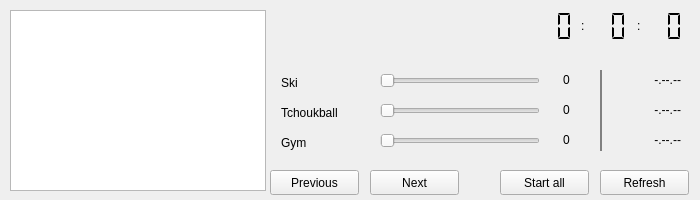
This is int_command.ui in lmunier/robop_gc_2019 as Qt 5 draws it before an edit. The edited form follows.
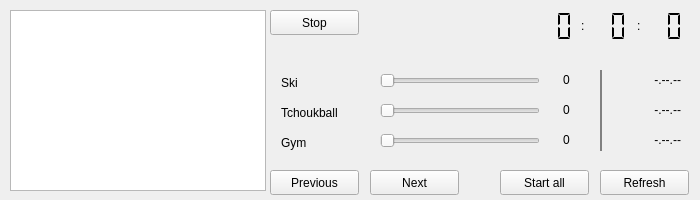
This is the edited form.

Commit message: Add stop_all button.

```diff
--- a/int_command.ui
+++ b/int_command.ui
@@ -463,6 +463,19 @@
     <enum>Qt::Vertical</enum>
    </property>
   </widget>
+  <widget class="QPushButton" name="button_stop">
+   <property name="geometry">
+    <rect>
+     <x>270</x>
+     <y>10</y>
+     <width>89</width>
+     <height>25</height>
+    </rect>
+   </property>
+   <property name="text">
+    <string>Stop</string>
+   </property>
+  </widget>
  </widget>
  <resources/>
  <connections/>
```
The commit also changes 2 other files.
